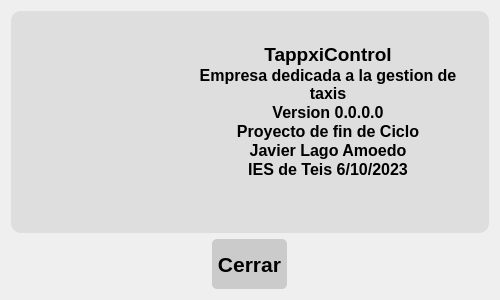
Old version of the form templates/AcercaDeWindow.ui in the repository javierlago/lagoamoedo.
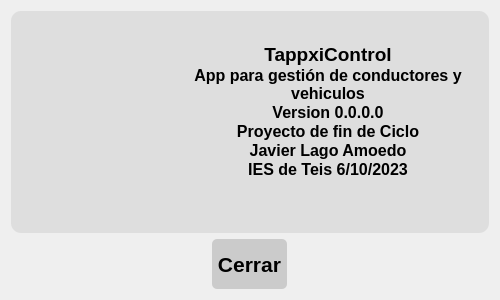
New version of the form. Icons and pictures are not drawn.

The edit to the form file:
```diff
--- a/templates/AcercaDeWindow.ui
+++ b/templates/AcercaDeWindow.ui
@@ -149,14 +149,14 @@
 &lt;/style&gt;&lt;/head&gt;&lt;body style=&quot; font-family:'MS Shell Dlg 2'; font-size:8.25pt; font-weight:400; font-style:normal;&quot;&gt;
 &lt;p align=&quot;center&quot; style=&quot;-qt-paragraph-type:empty; margin-top:0px; margin-bottom:0px; margin-left:0px; margin-right:0px; -qt-block-indent:0; text-indent:0px;&quot;&gt;&lt;br /&gt;&lt;/p&gt;
 &lt;p align=&quot;center&quot; style=&quot; margin-top:0px; margin-bottom:0px; margin-left:0px; margin-right:0px; -qt-block-indent:0; text-indent:0px;&quot;&gt;&lt;span style=&quot; font-size:14pt; font-weight:600;&quot;&gt;TappxiControl&lt;/span&gt;&lt;/p&gt;
-&lt;p align=&quot;center&quot; style=&quot; margin-top:0px; margin-bottom:0px; margin-left:0px; margin-right:0px; -qt-block-indent:0; text-indent:0px;&quot;&gt;&lt;span style=&quot; font-size:12pt; font-weight:600;&quot;&gt;Empresa dedicada a la gestion de taxis&lt;/span&gt;&lt;/p&gt;
+&lt;p align=&quot;center&quot; style=&quot; margin-top:0px; margin-bottom:0px; margin-left:0px; margin-right:0px; -qt-block-indent:0; text-indent:0px;&quot;&gt;&lt;span style=&quot; font-size:12pt; font-weight:600;&quot;&gt;App para gestión de conductores y vehiculos&lt;/span&gt;&lt;/p&gt;
 &lt;p align=&quot;center&quot; style=&quot; margin-top:0px; margin-bottom:0px; margin-left:0px; margin-right:0px; -qt-block-indent:0; text-indent:0px;&quot;&gt;&lt;span style=&quot; font-size:12pt; font-weight:600;&quot;&gt;Version 0.0.0.0&lt;/span&gt;&lt;/p&gt;
 &lt;p align=&quot;center&quot; style=&quot; margin-top:0px; margin-bottom:0px; margin-left:0px; margin-right:0px; -qt-block-indent:0; text-indent:0px;&quot;&gt;&lt;span style=&quot; font-size:12pt; font-weight:600;&quot;&gt;Proyecto de fin de Ciclo&lt;/span&gt;&lt;/p&gt;
 &lt;p align=&quot;center&quot; style=&quot; margin-top:0px; margin-bottom:0px; margin-left:0px; margin-right:0px; -qt-block-indent:0; text-indent:0px;&quot;&gt;&lt;span style=&quot; font-size:12pt; font-weight:600;&quot;&gt;Javier Lago Amoedo&lt;/span&gt;&lt;/p&gt;
 &lt;p align=&quot;center&quot; style=&quot; margin-top:0px; margin-bottom:0px; margin-left:0px; margin-right:0px; -qt-block-indent:0; text-indent:0px;&quot;&gt;&lt;span style=&quot; font-size:12pt; font-weight:600;&quot;&gt;IES de Teis 6/10/2023&lt;/span&gt;&lt;/p&gt;&lt;/body&gt;&lt;/html&gt;</string>
            </property>
            <property name="tabStopWidth">
-            <number>80</number>
+            <number>0</number>
            </property>
           </widget>
          </item>
```
